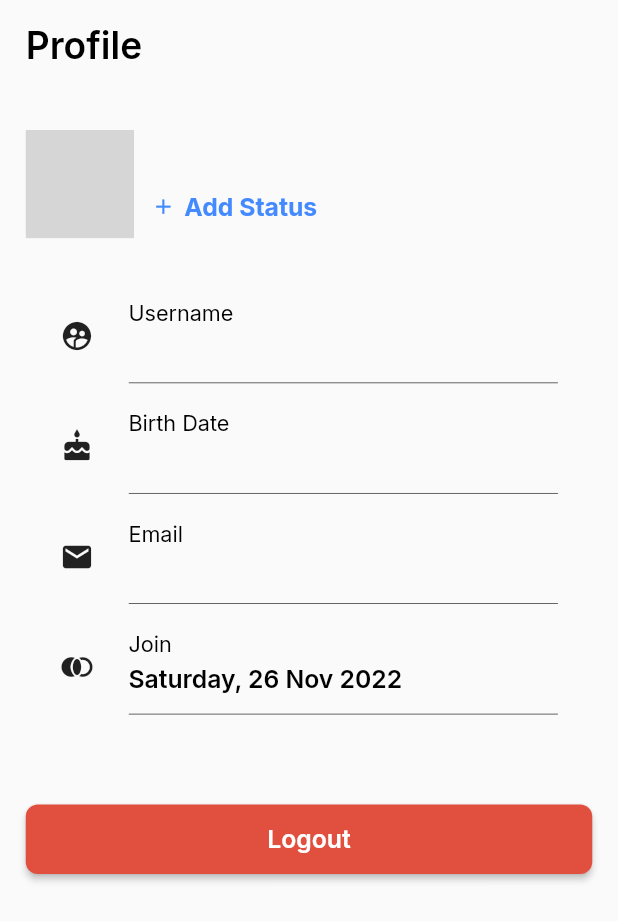
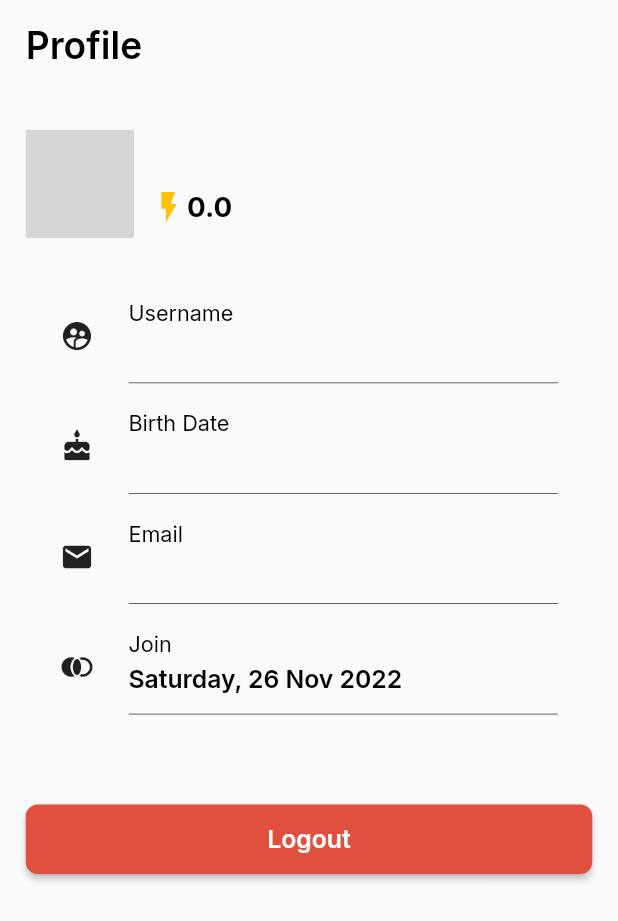
Before and after one commit to mumtazalwan/eduha, a Flutter app: the ProfileView screen opened directly, on a phone screen of 412 x 824 dp. Shown: the top 921 px of the screen. Run offline on Flutter 3.47's test engine with Material 2 defaults, Android fonts, the phone set to English and light mode, and no system bars; drawn by our look-alikes of flutter_profile_picture; our stand-ins replace cloud_firestore, firebase_auth, firebase_core, flutter_rating_bar, flutter_screenutil, flutter_svg and 7 more; accounts and stored records are empty; grey boxes are pictures that could not be loaded.

Commit message:
fix: [HF] fix navigator

```diff
--- a/lib/ui/bottom_navigation/item/profile.dart
+++ b/lib/ui/bottom_navigation/item/profile.dart
@@ -79,18 +79,23 @@ class _ProfileViewState extends State<ProfileView> {
                               height: 5.h,
                             ),
                             Row(
+                              mainAxisAlignment: MainAxisAlignment.center,
                               children: [
-                                Icon(Icons.add,
-                                    size: 16.sp, color: Colors.blueAccent),
-                                SizedBox(width: 5.w),
+                                const Icon(
+                                  Icons.flash_on_outlined,
+                                  color: Colors.amber,
+                                  size: 24,
+                                ),
                                 Text(
-                                  'Add Status',
+                                  "${e['progress']}",
                                   style: GoogleFonts.inter(
-                                      fontSize: 16.sp,
-                                      color: Colors.blueAccent),
+                                    fontSize: 18.sp,
+                                    fontWeight: FontWeight.bold,
+                                  ),
                                 ),
+
                               ],
-                            )
+                            ),
                           ],
                         ),
                       ],
@@ -130,7 +135,7 @@ class _ProfileViewState extends State<ProfileView> {
                           ),
                           Padding(
                             padding: EdgeInsets.only(left: 40.w),
-                            child: Divider(
+                            child: const Divider(
                               color: Colors.black,
                               thickness: 0.4,
                             ),
@@ -167,7 +172,7 @@ class _ProfileViewState extends State<ProfileView> {
                           ),
                           Padding(
                             padding: EdgeInsets.only(left: 40.w),
-                            child: Divider(
+                            child: const Divider(
                               color: Colors.black,
                               thickness: 0.4,
                             ),
@@ -201,7 +206,7 @@ class _ProfileViewState extends State<ProfileView> {
                           ),
                           Padding(
                             padding: EdgeInsets.only(left: 40.w),
-                            child: Divider(
+                            child: const Divider(
                               color: Colors.black,
                               thickness: 0.4,
                             ),
@@ -238,7 +243,7 @@ class _ProfileViewState extends State<ProfileView> {
                           ),
                           Padding(
                             padding: EdgeInsets.only(left: 40.w),
-                            child: Divider(
+                            child: const Divider(
                               color: Colors.black,
                               thickness: 0.4,
                             ),
--- a/lib/ui/log_in/log_in.dart
+++ b/lib/ui/log_in/log_in.dart
@@ -106,7 +106,7 @@ class _LogInViewState extends State<LogInView> {
                                                 _passwordController.text);
 
                                         if (shouldNavigate) {
-                                          Navigate.navigatorPush(
+                                          Navigate.navigatorPushAndRemove(
                                               context, Home());
                                         }
                                         setState(() {
@@ -171,7 +171,7 @@ class _LogInViewState extends State<LogInView> {
                                               .signInGoogle();
 
                                       if (shouldNavigate) {
-                                        Navigate.navigatorPush(context, Home());
+                                        Navigate.navigatorPushAndRemove(context, Home());
                                       }
                                     },
                                     child: Container(
--- a/lib/ui/sign_up/create_account.dart
+++ b/lib/ui/sign_up/create_account.dart
@@ -116,7 +116,7 @@ class _CreateAccountViewState extends State<CreateAccountView> {
                                                 _birthdayController.text);
 
                                         if (shouldNavigate) {
-                                          Navigate.navigatorPush(
+                                          Navigate.navigatorPushAndRemove(
                                               context, const Home());
                                         }
                                         setState(() {
```
